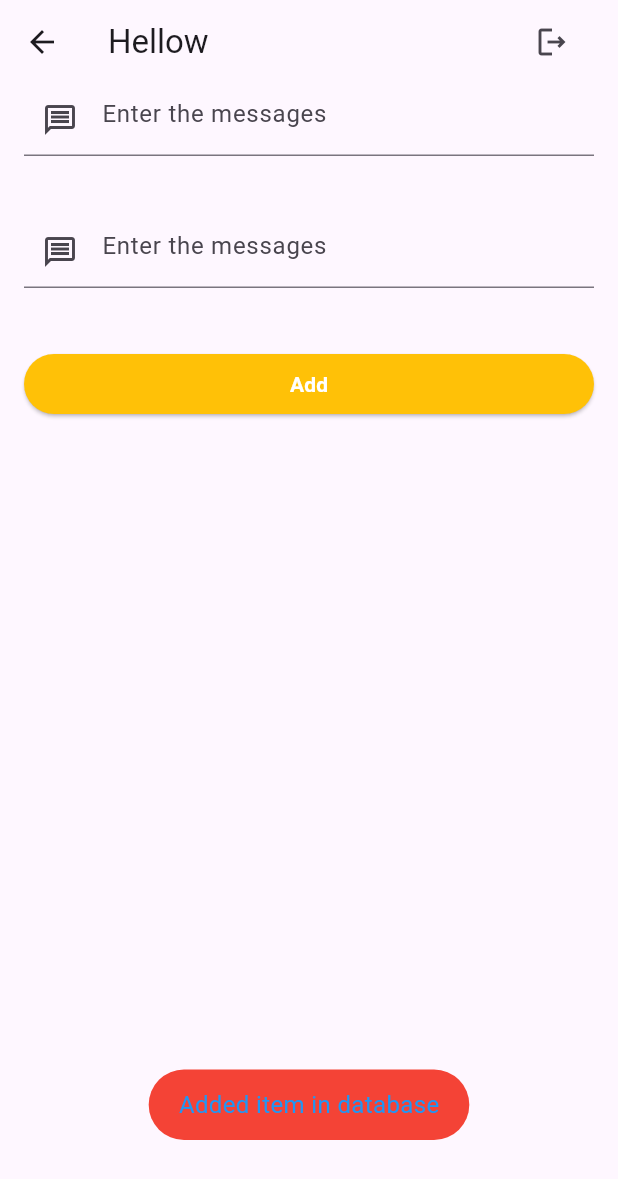
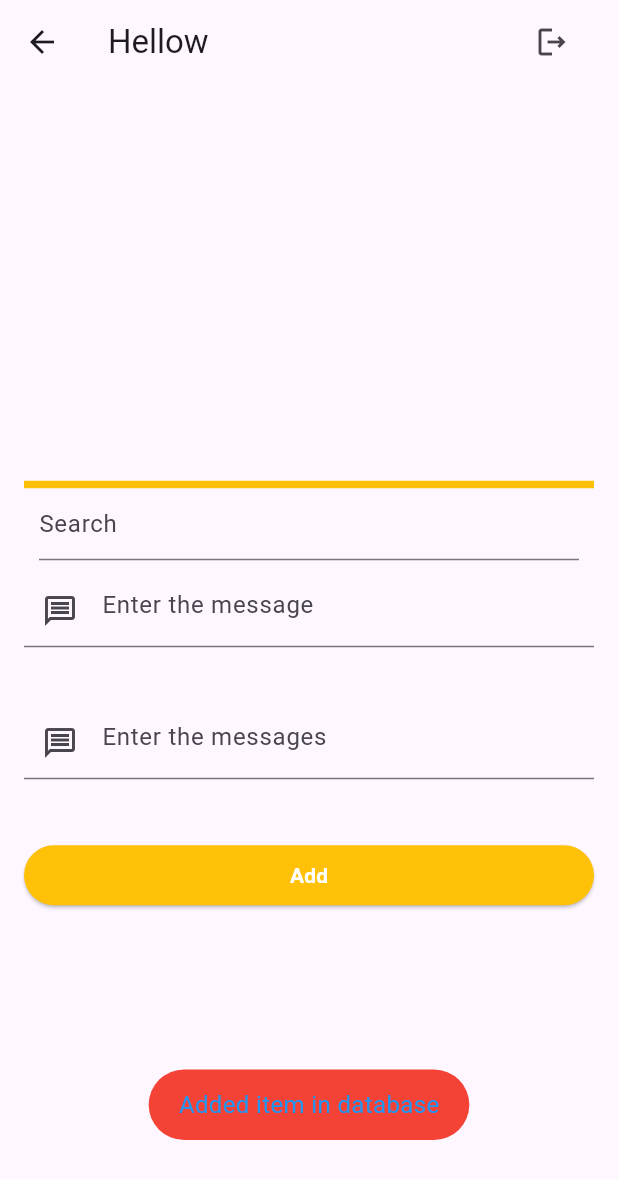
Before and after one commit to Suman8175/FirebaseExample, a Flutter app: the HomeScreen screen opened directly, after a tap on "Add", on a phone screen of 412 x 824 dp. Shown: the top 1179 px of the screen. Run offline on Flutter 3.47's test engine with Material 2 defaults, Android fonts, the phone set to English and light mode, and no system bars; drawn by our look-alikes of firebase_database; our stand-ins replace firebase_auth, firebase_core, fluttertoast; accounts and stored records are empty.

Commit message:
Search bar added with function

```diff
--- a/lib/ui/auth/home_screen.dart
+++ b/lib/ui/auth/home_screen.dart
@@ -1,6 +1,7 @@
 import 'package:firebase_auth/firebase_auth.dart';
 import 'package:firebase_core/firebase_core.dart';
 import 'package:firebase_database/firebase_database.dart';
+import 'package:firebase_database/ui/firebase_animated_list.dart';
 import 'package:firebaseauthexample/exception/firebaseemailexcep.dart';
 import 'package:firebaseauthexample/ui/auth/login.dart';
 import 'package:firebaseauthexample/ui/button.dart';
@@ -16,6 +17,7 @@ class HomeScreen extends StatefulWidget {
 class _HomeScreenState extends State<HomeScreen> {
   TextEditingController enteredDataController = TextEditingController();
   TextEditingController enteredData2Controller = TextEditingController();
+  TextEditingController searchController = TextEditingController();
 
   @override
   Widget build(BuildContext context) {
@@ -54,6 +56,47 @@ class _HomeScreenState extends State<HomeScreen> {
         padding: const EdgeInsets.symmetric(horizontal: 16),
         child: Column(
           children: [
+            Expanded(
+                child: FirebaseAnimatedList(
+                    query: databaseRef,
+                    itemBuilder: (context, snapshot, animation, index) {
+                      final title = snapshot.child('title1').value.toString();
+                      if (searchController.text.isEmpty) {
+                        return ListTile(
+                          title:
+                              Text(snapshot.child('title1').value.toString()),
+                          subtitle:
+                              Text(snapshot.child('title2').value.toString()),
+                        );
+                      } else if (title.toLowerCase().contains(
+                          searchController.text.toString().toLowerCase())) {
+                        return ListTile(
+                          title:
+                              Text(snapshot.child('title1').value.toString()),
+                          subtitle:
+                              Text(snapshot.child('title2').value.toString()),
+                        );
+                      } else {
+                        return Container();
+                      }
+                    })),
+            Container(
+              height: 5,
+              color: Colors.amber,
+            ),
+            Padding(
+              padding: const EdgeInsets.symmetric(horizontal: 10),
+              child: TextFormField(
+                onChanged: (String value) {
+                  setState(() {});
+                },
+                controller: searchController,
+                decoration: const InputDecoration(hintText: 'Search'),
+              ),
+            ),
+            const SizedBox(
+              height: 10,
+            ),
             Flexible(
               child: TextFormField(
                 textInputAction: TextInputAction.next,
@@ -62,7 +105,7 @@ class _HomeScreenState extends State<HomeScreen> {
                 controller: enteredDataController,
                 decoration: const InputDecoration(
                   prefixIcon: Icon(Icons.message_outlined),
-                  hintText: 'Enter the messages',
+                  hintText: 'Enter the message',
                   // floatingLabelBehavior: FloatingLabelBehavior.always,
                   alignLabelWithHint: true,
                 ),
```
